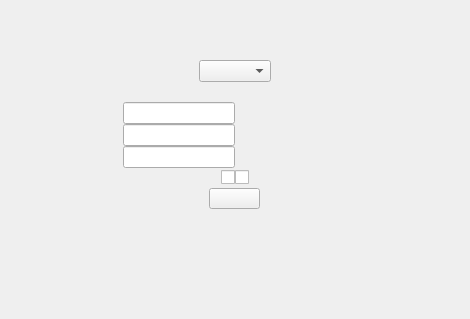
First picture: the form in ui/licovanidvou.ui, repository RaphCucul/Image-registration-GUI, before the edit.
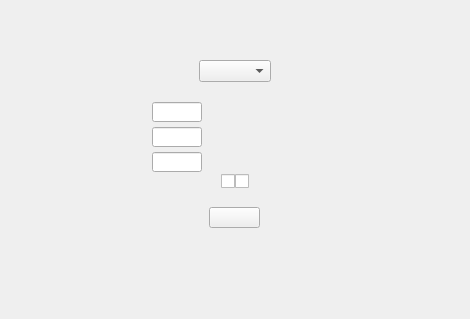
Second picture: the form after the edit.

```diff
--- a/ui/licovanidvou.ui
+++ b/ui/licovanidvou.ui
@@ -18,13 +18,13 @@
     <number>0</number>
    </property>
    <property name="leftMargin">
-    <number>10</number>
+    <number>30</number>
    </property>
    <property name="topMargin">
     <number>50</number>
    </property>
    <property name="rightMargin">
-    <number>10</number>
+    <number>30</number>
    </property>
    <property name="bottomMargin">
     <number>0</number>
@@ -76,6 +76,9 @@
    </item>
    <item>
     <layout class="QHBoxLayout" name="horizontalLayout_8" stretch="1,1,2">
+     <property name="spacing">
+      <number>5</number>
+     </property>
      <item>
       <layout class="QVBoxLayout" name="verticalLayout">
        <item>
@@ -92,13 +95,34 @@
      <item>
       <layout class="QVBoxLayout" name="verticalLayout_2">
        <item>
-        <widget class="QLineEdit" name="areaMaximum"/>
+        <widget class="QLineEdit" name="areaMaximum">
+         <property name="maximumSize">
+          <size>
+           <width>50</width>
+           <height>20</height>
+          </size>
+         </property>
+        </widget>
        </item>
        <item>
-        <widget class="QLineEdit" name="rotationAngle"/>
+        <widget class="QLineEdit" name="rotationAngle">
+         <property name="maximumSize">
+          <size>
+           <width>50</width>
+           <height>20</height>
+          </size>
+         </property>
+        </widget>
        </item>
        <item>
-        <widget class="QLineEdit" name="iterationCount"/>
+        <widget class="QLineEdit" name="iterationCount">
+         <property name="maximumSize">
+          <size>
+           <width>50</width>
+           <height>20</height>
+          </size>
+         </property>
+        </widget>
        </item>
       </layout>
      </item>
@@ -209,6 +233,21 @@
    </item>
    <item>
     <layout class="QHBoxLayout" name="horizontalLayout_4">
+     <property name="spacing">
+      <number>10</number>
+     </property>
+     <property name="leftMargin">
+      <number>0</number>
+     </property>
+     <property name="topMargin">
+      <number>15</number>
+     </property>
+     <property name="rightMargin">
+      <number>0</number>
+     </property>
+     <property name="bottomMargin">
+      <number>0</number>
+     </property>
      <item>
       <widget class="QPushButton" name="registrateTwo">
        <property name="minimumSize">
```
Left out of the diff: 6 changed lines with no effect on the pictures.
